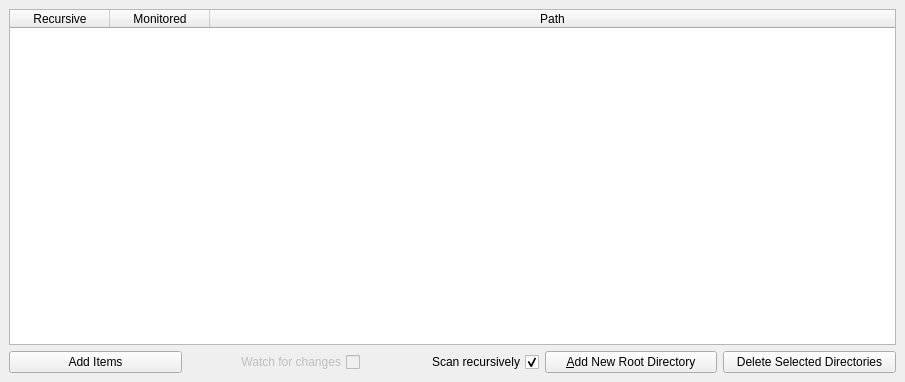
This is utilities/mediaserver/apps/simple_avtest-app/mediaserver_window.ui in KDE/digikam as Qt 5 draws it before an edit. The edited form follows.
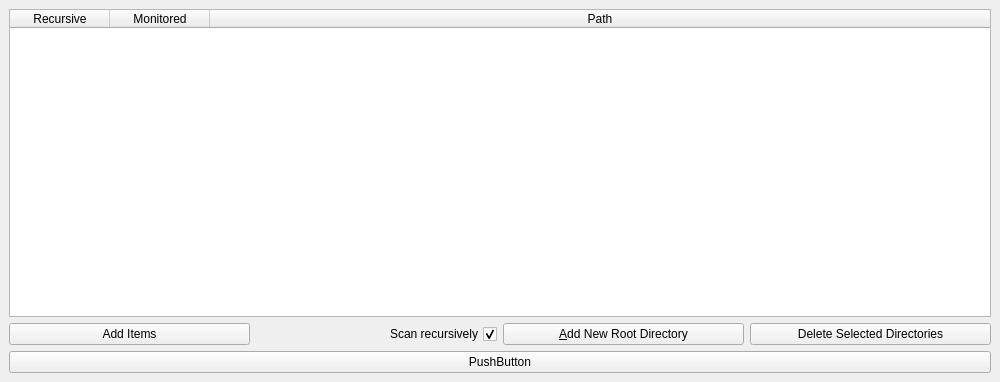
This is the edited form.

Commit message: added dlna server configuration panel with two options : run on startup ? and if so run in background or foreground ? .Also added hidewindow option to dlnawindow which hides the server window while it continues running in background

The edit to the form file:
```diff
--- a/utilities/mediaserver/apps/simple_avtest-app/mediaserver_window.ui
+++ b/utilities/mediaserver/apps/simple_avtest-app/mediaserver_window.ui
@@ -6,7 +6,7 @@
    <rect>
     <x>0</x>
     <y>0</y>
-    <width>905</width>
+    <width>1000</width>
     <height>382</height>
    </rect>
   </property>
@@ -69,27 +69,21 @@
       <property name="sizeConstraint">
        <enum>QLayout::SetMinimumSize</enum>
       </property>
-      <item row="9" column="3">
-       <widget class="QCheckBox" name="watchCheckBox">
-        <property name="enabled">
-         <bool>false</bool>
-        </property>
-        <property name="layoutDirection">
-         <enum>Qt::RightToLeft</enum>
-        </property>
-        <property name="text">
-         <string>Watch for changes</string>
-        </property>
-       </widget>
-      </item>
-      <item row="9" column="1">
+      <item row="10" column="1">
        <widget class="QPushButton" name="addItemButton">
         <property name="text">
          <string>Add Items</string>
         </property>
        </widget>
       </item>
-      <item row="9" column="4">
+      <item row="10" column="5">
+       <widget class="QPushButton" name="DeleteDirectoriesButton">
+        <property name="text">
+         <string>Delete Selected Directories</string>
+        </property>
+       </widget>
+      </item>
+      <item row="10" column="2">
        <widget class="QCheckBox" name="scanRecursivelyCheckbox">
         <property name="layoutDirection">
          <enum>Qt::RightToLeft</enum>
@@ -102,14 +96,7 @@
         </property>
        </widget>
       </item>
-      <item row="9" column="6">
-       <widget class="QPushButton" name="DeleteDirectoriesButton">
-        <property name="text">
-         <string>Delete Selected Directories</string>
-        </property>
-       </widget>
-      </item>
-      <item row="9" column="5">
+      <item row="10" column="4">
        <widget class="QPushButton" name="addContentButton">
         <property name="text">
          <string>&amp;Add New Root Directory</string>
@@ -118,6 +105,13 @@
       </item>
      </layout>
     </item>
+    <item>
+     <widget class="QPushButton" name="hide">
+      <property name="text">
+       <string>PushButton</string>
+      </property>
+     </widget>
+    </item>
    </layout>
   </widget>
  </widget>
```
The commit also changes 14 other files.
